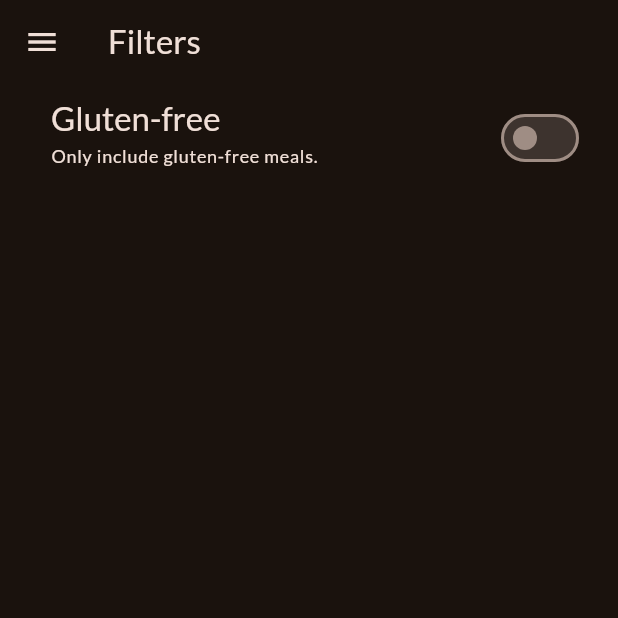
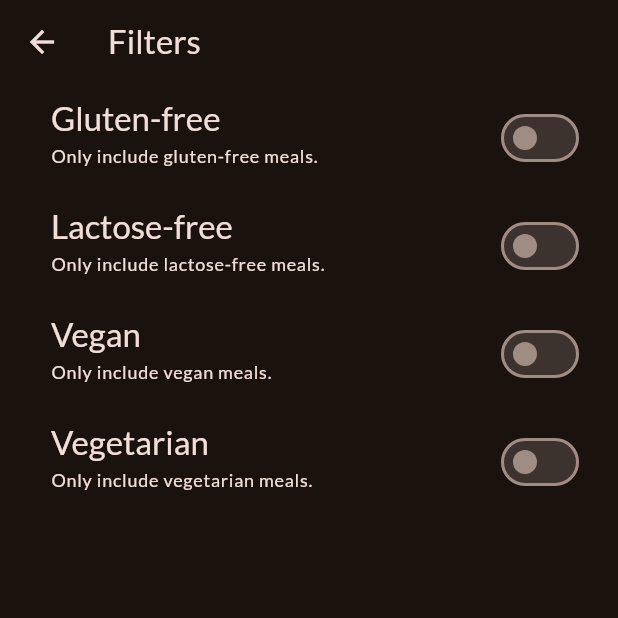
Before and after one commit to Nyctophilia58/meal_app, a Flutter app: the FilterScreen screen opened directly, on a phone screen of 412 x 824 dp, the top half of it. Run offline on Flutter 3.47's test engine with Material 3 defaults, Android fonts, the phone set to English and light mode, and no system bars; our stand-ins replace google_fonts, transparent_image.

Commit message:
Adding more filter options

```diff
--- a/lib/screens/filters.dart
+++ b/lib/screens/filters.dart
@@ -1,6 +1,6 @@
 import 'package:flutter/material.dart';
-import 'package:meal_app/screens/tabs.dart';
-import 'package:meal_app/widgets/drawer.dart';
+// import 'package:meal_app/screens/tabs.dart';
+// import 'package:meal_app/widgets/drawer.dart';
 
 class FilterScreen extends StatefulWidget{
   const FilterScreen({Key? key}) : super(key: key);
@@ -11,6 +11,9 @@ class FilterScreen extends StatefulWidget{
 
 class _FilterScreenState extends State<FilterScreen>{
   var _glutenFree = false;
+  var _lactoseFree = false;
+  var _vegan = false;
+  var _vegetarian = false;
 
   @override
   Widget build(BuildContext context){
@@ -18,15 +21,19 @@ class _FilterScreenState extends State<FilterScreen>{
       appBar: AppBar(
         title: const Text('Filters'),
       ),
-      drawer: MyDrawer(onSelected: (identifier){
-        Navigator.of(context).pop();
-        if(identifier == 'meals'){
-          Navigator.of(context).pushReplacement(
-            MaterialPageRoute(builder: (ctx) => const TabsScreen(),
-            ),
-          );
-        }
-      }),
+      // drawer: MyDrawer(onSelected: (identifier){
+      //   Navigator.of(context).pop();
+      //   if(identifier == 'meals'){
+      //     Navigator.of(context).pushReplacement(
+      //     /*
+      //       here push replacement is used to replace the current screen with the new screen
+      //       rather than pushing the new screen on top of the current screen like push method
+      //     */
+      //       MaterialPageRoute(builder: (ctx) => const TabsScreen(),
+      //       ),
+      //     );
+      //   }
+      // }),
       body: Column(
         children: [
           SwitchListTile(
@@ -50,7 +57,73 @@ class _FilterScreenState extends State<FilterScreen>{
             ),
             activeColor: Theme.of(context).colorScheme.tertiary,
             contentPadding: const EdgeInsets.only(left: 34, right: 22),
-          )
+          ),
+          SwitchListTile(
+            value: _lactoseFree,
+            onChanged: (isChecked) {
+              setState(() {
+                _lactoseFree = isChecked;
+              });
+            },
+            title: Text(
+              'Lactose-free',
+              style: Theme.of(context).textTheme.titleLarge!.copyWith(
+                color: Theme.of(context).colorScheme.onBackground,
+              ),
+            ),
+            subtitle: Text(
+              'Only include lactose-free meals.',
+              style: Theme.of(context).textTheme.labelMedium!.copyWith(
+                color: Theme.of(context).colorScheme.onBackground,
+              ),
+            ),
+            activeColor: Theme.of(context).colorScheme.tertiary,
+            contentPadding: const EdgeInsets.only(left: 34, right: 22),
+          ),
+          SwitchListTile(
+            value: _vegan,
+            onChanged: (isChecked) {
+              setState(() {
+                _vegan = isChecked;
+              });
+            },
+            title: Text(
+              'Vegan',
+              style: Theme.of(context).textTheme.titleLarge!.copyWith(
+                color: Theme.of(context).colorScheme.onBackground,
+              ),
+            ),
+            subtitle: Text(
+              'Only include vegan meals.',
+              style: Theme.of(context).textTheme.labelMedium!.copyWith(
+                color: Theme.of(context).colorScheme.onBackground,
+              ),
+            ),
+            activeColor: Theme.of(context).colorScheme.tertiary,
+            contentPadding: const EdgeInsets.only(left: 34, right: 22),
+          ),
+          SwitchListTile(
+            value: _vegetarian,
+            onChanged: (isChecked) {
+              setState(() {
+                _vegetarian = isChecked;
+              });
+            },
+            title: Text(
+              'Vegetarian',
+              style: Theme.of(context).textTheme.titleLarge!.copyWith(
+                color: Theme.of(context).colorScheme.onBackground,
+              ),
+            ),
+            subtitle: Text(
+              'Only include vegetarian meals.',
+              style: Theme.of(context).textTheme.labelMedium!.copyWith(
+                color: Theme.of(context).colorScheme.onBackground,
+              ),
+            ),
+            activeColor: Theme.of(context).colorScheme.tertiary,
+            contentPadding: const EdgeInsets.only(left: 34, right: 22),
+          ),
         ],
       ),
     );
--- a/lib/screens/tabs.dart
+++ b/lib/screens/tabs.dart
@@ -50,7 +50,7 @@ class _TabsScreenState extends State<TabsScreen> {
   void _setScreen(String identifier) {
     Navigator.of(context).pop();
     if (identifier == 'filters') {
-      Navigator.of(context).pushReplacement(
+      Navigator.of(context).push(
         MaterialPageRoute(builder: (ctx) => const FilterScreen()),
       );
     }
```
